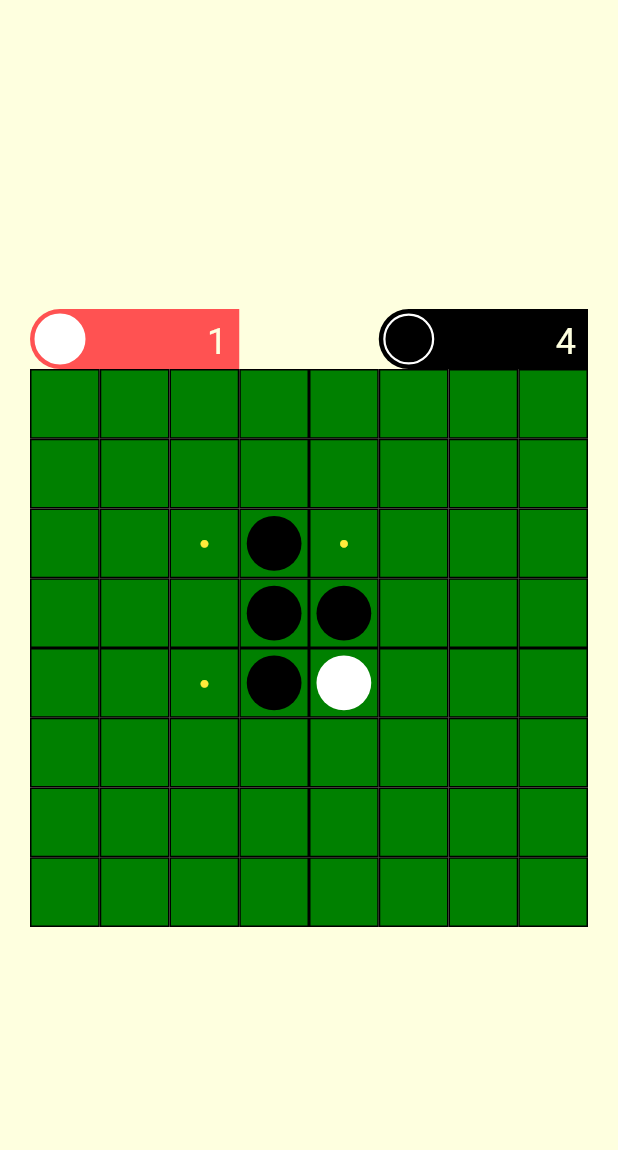
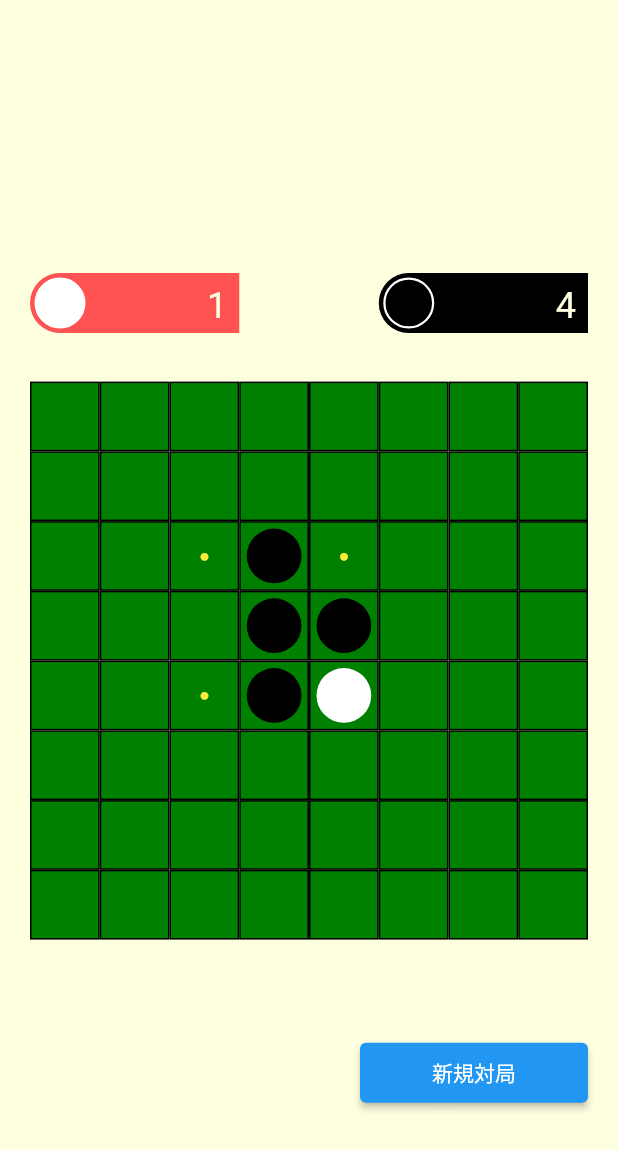
Before and after one commit to YukiMaitani/othello, a Flutter app: the screen it shows after launch, after a tap on an icon or button, on a phone screen of 412 x 824 dp. Shown: the top 1150 px of the screen. Run offline on Flutter 3.47's test engine with Material 2 defaults, Android fonts, the phone set to English and light mode, and no system bars; our stand-ins replace adaptive_dialog, freezed_annotation, hooks_riverpod.

Commit message:
新規対局ボタンを作成

```diff
--- a/lib/foundation/enum.dart
+++ b/lib/foundation/enum.dart
@@ -1,4 +1,3 @@
-import 'dart:ui';
 
 import 'package:flutter/material.dart';
 
--- a/lib/pages/game/game_page.dart
+++ b/lib/pages/game/game_page.dart
@@ -23,11 +23,16 @@ class GamePage extends HookConsumerWidget {
   Widget _buildBody() {
     return HookConsumer(builder: (context, ref, child) {
       return Column(
-        mainAxisAlignment: MainAxisAlignment.center,
+        mainAxisAlignment: MainAxisAlignment.start,
         crossAxisAlignment: CrossAxisAlignment.center,
         children: [
+          const Spacer(flex: 5,),
           _buildGameInformation(),
+          const Spacer(),
           _buildBoard(),
+          const Spacer(flex: 2,),
+          _buildInitializationButton(),
+          const Spacer(flex: 2,),
         ],
       );
     });
@@ -64,7 +69,7 @@ class GamePage extends HookConsumerWidget {
             final gameReader = ref.read(gameProvider);
             gameReader.placeDisk(disk);
             gameReader.turnOverDisks(disk);
-            if(!gameReader.isHavePossiblePlaceDiskSquare) {
+            if (!gameReader.isHavePossiblePlaceDiskSquare) {
               showOkAlertDialog(
                 context: context,
                 message: '置けるマスがない為ターンをスキップします。',
@@ -165,4 +170,37 @@ class GamePage extends HookConsumerWidget {
       );
     });
   }
+
+  Widget _buildInitializationButton() {
+    return HookConsumer(builder: (context, ref, child){
+      return Align(
+        alignment: Alignment.bottomRight,
+        child: ElevatedButton(
+            onPressed: () async{
+              final willInitialization = await showOkCancelAlertDialog(
+                  context: context,
+                message: '新規対局を開始しますか？',
+                okLabel: '開始',
+              );
+              switch(willInitialization) {
+                case OkCancelResult.ok:
+                  ref.read(gameProvider).initDisksType();
+                  break;
+                case OkCancelResult.cancel:
+                  break;
+              }
+            },
+            child: const SizedBox(
+              width: 120,
+              height: 40,
+              child: Center(
+                child: Text(
+                    '新規対局',
+                ),
+              ),
+            )
+        ),
+      );
+    });
+  }
 }
--- a/lib/pages/game/game_view_model.dart
+++ b/lib/pages/game/game_view_model.dart
@@ -82,6 +82,11 @@ class GameViewModel extends ChangeNotifier {
     _disks[3][4] = _disks[3][4].copyWith(diskType: DiskType.black);
     _disks[4][3] = _disks[4][3].copyWith(diskType: DiskType.black);
     _disks[4][4] = _disks[4][4].copyWith(diskType: DiskType.white);
+    _turn = Turn.black;
+    _blackDisksNumber = 2;
+    _whiteDisksNumber = 2;
+    _possiblePlaceSquareNumber = 0;
+    _isHavePossiblePlaceDiskSquare = false;
     notifyListeners();
   }
 
```
